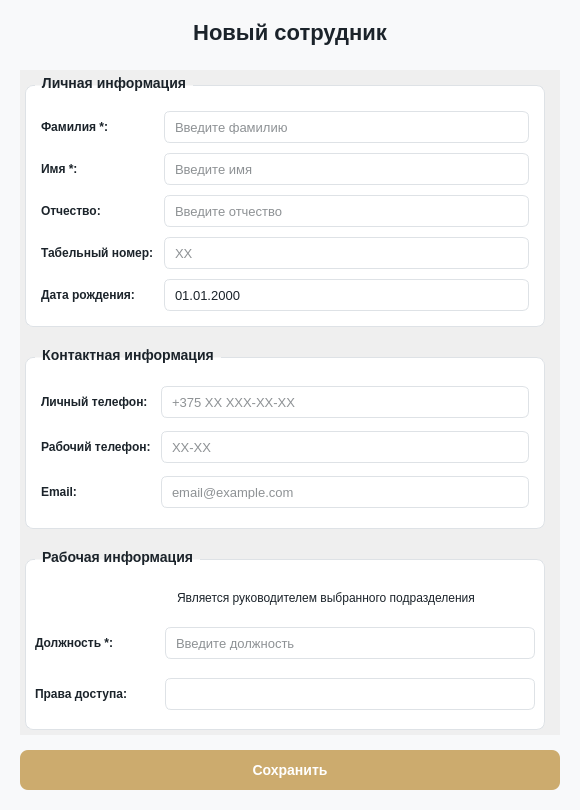
Qt form client/ui/system/employees/employee_dialog.ui (lerakaplich/Documents) before a commit.
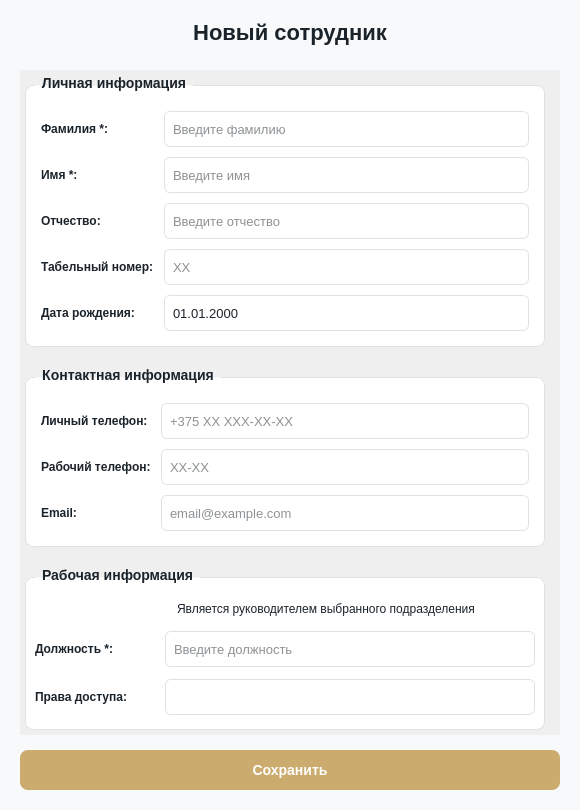
The same form after that commit. Icons and pictures are not drawn.

The edit to the form file:
```diff
--- a/client/ui/system/employees/employee_dialog.ui
+++ b/client/ui/system/employees/employee_dialog.ui
@@ -112,13 +112,13 @@
 QComboBox {
     border: 1px solid #dee2e6;
     border-radius: 6px;
-    padding: 8px;
+    padding: 6px;
     padding-right: 30px;
     background-color: white;
     color: #1B232A;
     font-size: 13px;
     outline: none;
-    min-height: 20px;
+    min-height: 22px;
 }
 
 QComboBox:hover {
@@ -173,12 +173,13 @@
 QDateEdit {
     border: 1px solid #dee2e6;
     border-radius: 6px;
-    padding: 8px;
+    padding: 6px;
     padding-right: 30px;
     background-color: white;
     color: #1B232A;
     font-size: 13px;
     outline: none;
+    min-height: 22px;
 }
 
 QDateEdit:hover {
@@ -207,10 +208,11 @@
 QLineEdit {
     border: 1px solid #dee2e6;
     border-radius: 6px;
-    padding: 8px;
+    padding: 6px;
     background-color: white;
     color: #1B232A;
     font-size: 13px;
+    min-height: 22px;
 }
 
 QLineEdit:hover {
@@ -628,13 +630,13 @@
             <property name="minimumSize">
              <size>
               <width>0</width>
-              <height>32</height>
+              <height>36</height>
              </size>
             </property>
             <property name="maximumSize">
              <size>
               <width>16777215</width>
-              <height>32</height>
+              <height>36</height>
              </size>
             </property>
             <property name="placeholderText">
@@ -657,13 +659,13 @@
             <property name="minimumSize">
              <size>
               <width>0</width>
-              <height>32</height>
+              <height>36</height>
              </size>
             </property>
             <property name="maximumSize">
              <size>
               <width>16777215</width>
-              <height>32</height>
+              <height>36</height>
              </size>
             </property>
             <property name="placeholderText">
@@ -686,13 +688,13 @@
             <property name="minimumSize">
              <size>
               <width>0</width>
-              <height>32</height>
+              <height>36</height>
              </size>
             </property>
             <property name="maximumSize">
              <size>
               <width>16777215</width>
-              <height>32</height>
+              <height>36</height>
              </size>
             </property>
             <property name="placeholderText">
@@ -715,13 +717,13 @@
             <property name="minimumSize">
              <size>
               <width>0</width>
-              <height>32</height>
+              <height>36</height>
              </size>
             </property>
             <property name="maximumSize">
              <size>
               <width>16777215</width>
-              <height>32</height>
+              <height>36</height>
              </size>
             </property>
             <property name="placeholderText">
@@ -744,13 +746,13 @@
             <property name="minimumSize">
              <size>
               <width>0</width>
-              <height>0</height>
+              <height>36</height>
              </size>
             </property>
             <property name="maximumSize">
              <size>
               <width>16777215</width>
-              <height>32</height>
+              <height>36</height>
              </size>
             </property>
             <property name="displayFormat">
@@ -820,13 +822,13 @@
             <property name="minimumSize">
              <size>
               <width>0</width>
-              <height>32</height>
+              <height>36</height>
              </size>
             </property>
             <property name="maximumSize">
              <size>
               <width>16777215</width>
-              <height>32</height>
+              <height>36</height>
              </size>
             </property>
             <property name="placeholderText">
@@ -839,13 +841,13 @@
             <property name="minimumSize">
              <size>
               <width>0</width>
-              <height>32</height>
+              <height>36</height>
              </size>
             </property>
             <property name="maximumSize">
              <size>
               <width>16777215</width>
-              <height>32</height>
+              <height>36</height>
              </size>
             </property>
             <property name="placeholderText">
@@ -858,13 +860,13 @@
             <property name="minimumSize">
              <size>
               <width>0</width>
-              <height>32</height>
+              <height>36</height>
              </size>
             </property>
             <property name="maximumSize">
              <size>
               <width>16777215</width>
-              <height>32</height>
+              <height>36</height>
              </size>
             </property>
             <property name="placeholderText">
@@ -969,13 +971,13 @@
               <property name="minimumSize">
                <size>
                 <width>0</width>
-                <height>32</height>
+                <height>36</height>
                </size>
               </property>
               <property name="maximumSize">
                <size>
                 <width>16777215</width>
-                <height>32</height>
+                <height>36</height>
                </size>
               </property>
               <property name="placeholderText">
@@ -1011,6 +1013,18 @@
             </item>
             <item>
              <widget class="QComboBox" name="rightsCombo">
+              <property name="minimumSize">
+               <size>
+                <width>0</width>
+                <height>36</height>
+               </size>
+              </property>
+              <property name="maximumSize">
+               <size>
+                <width>16777215</width>
+                <height>36</height>
+               </size>
+              </property>
               <property name="styleSheet">
                <string>border: 1px solid #dee2e6; border-radius: 6px; padding: 5px; background-color: white;</string>
               </property>
```
